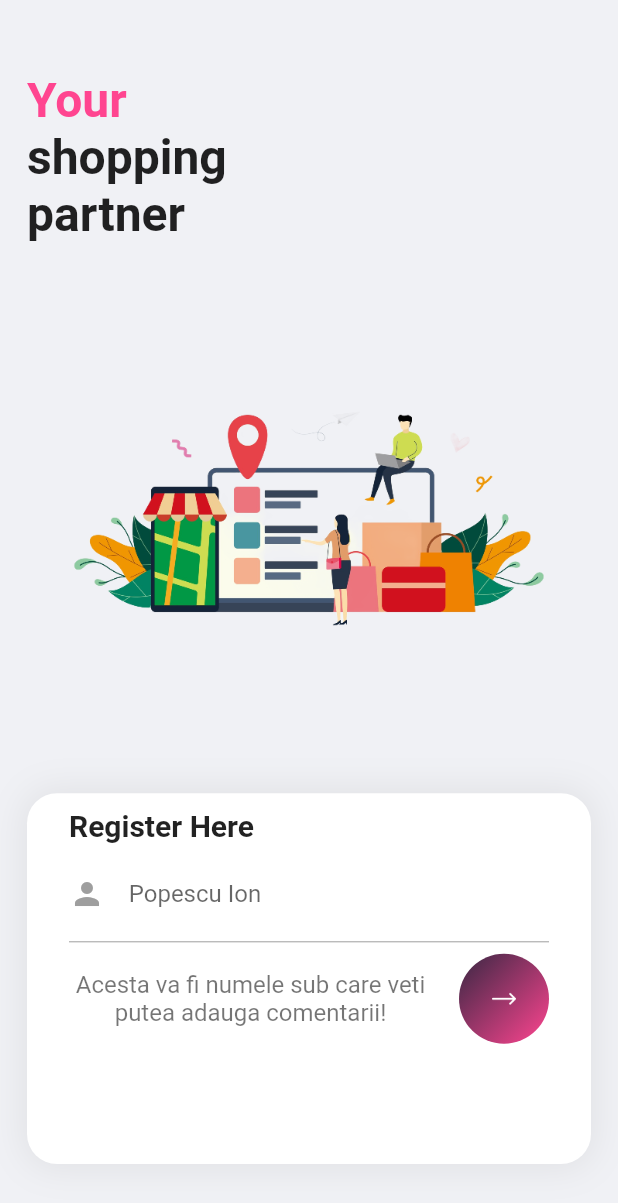
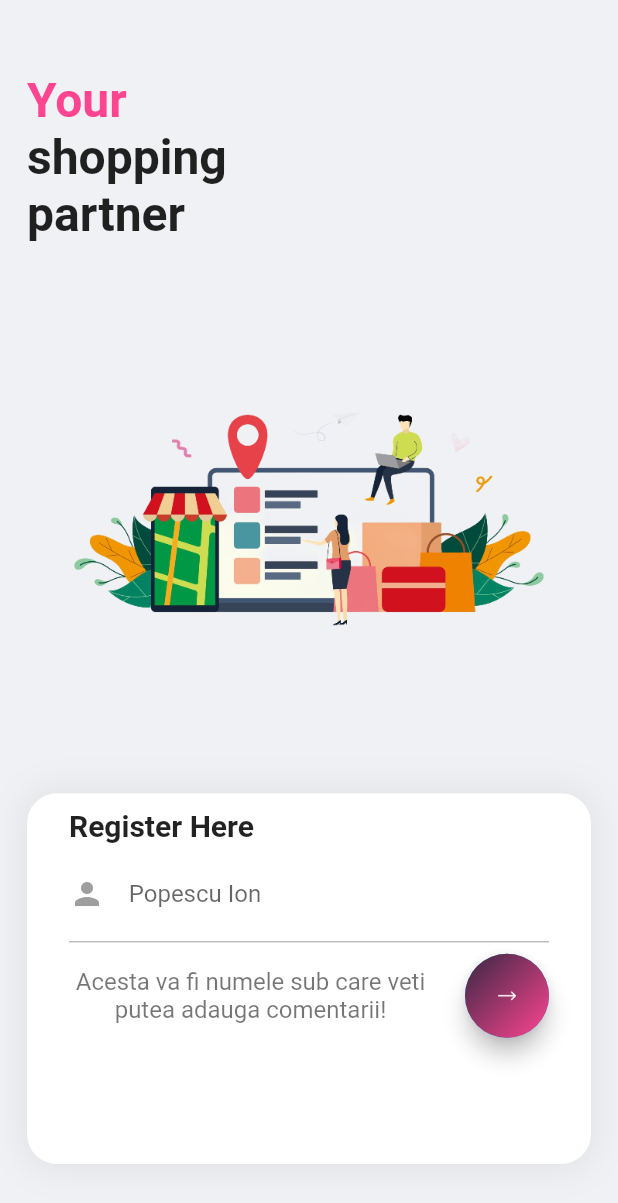
Before and after one commit to alexcojcoaru02/Shopping_Assistant_v3, a Flutter app: the screen it shows after launch, on a phone screen of 412 x 824 dp. Shown: the top 1203 px of the screen. Run offline on Flutter 3.47's test engine with Material 2 defaults, Android fonts, the phone set to English and light mode, and no system bars; our stand-ins replace charts_flutter, flutter_rating_bar, fluttertoast, font_awesome_flutter, shared_preferences; missing offline and left inert: flutter_barcode_scanner.

Commit message:
Change to floating action button

```diff
--- a/ShoppingAssistant.Mobile/shopping_assistant/lib/pages/login_page.dart
+++ b/ShoppingAssistant.Mobile/shopping_assistant/lib/pages/login_page.dart
@@ -150,8 +150,8 @@ class _LoginPageState extends State<LoginPage> {
                                         ),
                                       ),
                                     ),
-                                    GestureDetector(
-                                      onTap: () {
+                                    FloatingActionButton(
+                                      onPressed: () {
                                         String userName = nameController.text;
                                         authProvider.login(userName);
 
```
